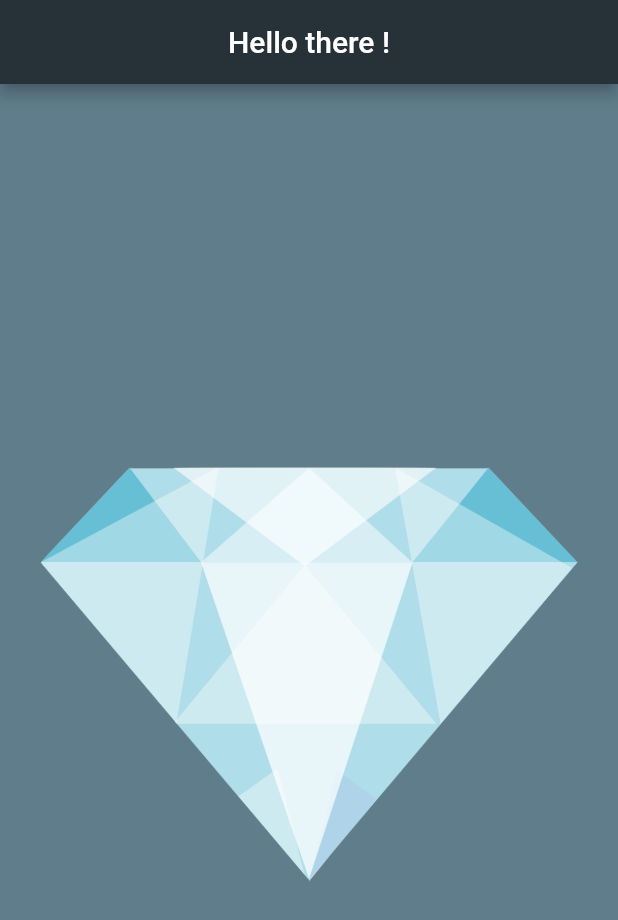
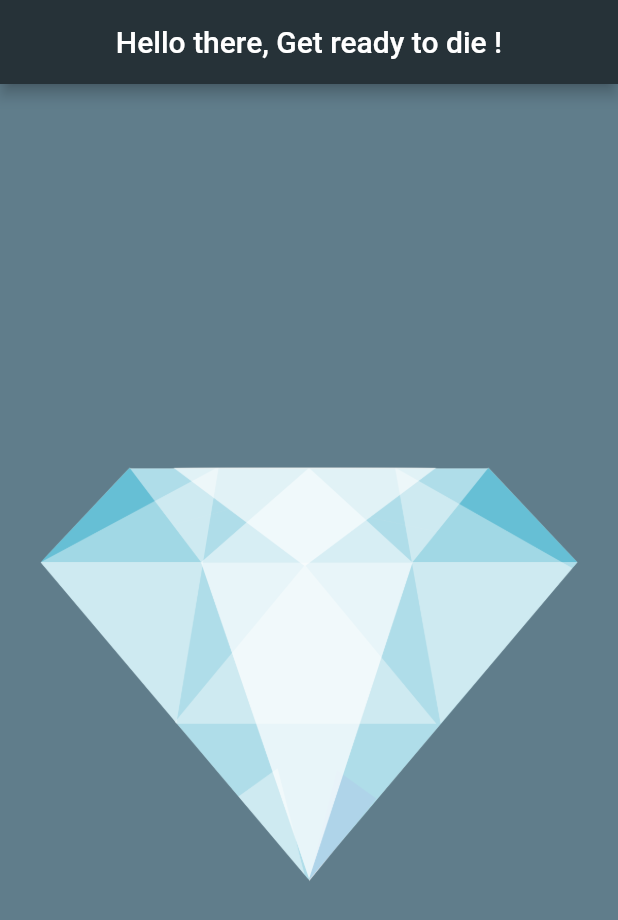
Before and after one commit to YashanThilakasiriMMYS/flutter_learnings, a Flutter app: the screen it shows after launch, on a phone screen of 412 x 824 dp. Shown: the top 920 px of the screen. Run offline on Flutter 3.47's test engine with Material 2 defaults, Android fonts, the phone set to English and light mode, and no system bars.

Commit message:
Title has been changed.

```diff
--- a/lib/main.dart
+++ b/lib/main.dart
@@ -18,7 +18,7 @@ void main() {
         backgroundColor: Colors.blueGrey,
         appBar: AppBar(
           title:Center(
-            child: Text('Hello there !')) ,
+            child: Text('Hello there, Get ready to die !')) ,
           backgroundColor: Colors.blueGrey[900],
         ),
         body: Center(
```
